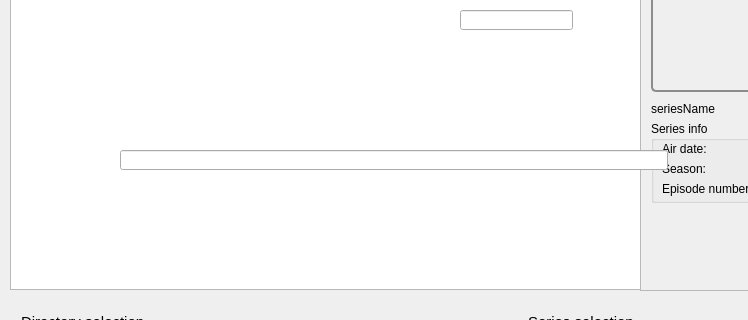
Old version of the form SeriesScraper/mainwindow.ui in the repository martinLutz1/SeriesScraper; both pictures show x 0 to 748 and y 140 to 460 of the 1000 by 700 pixel window.
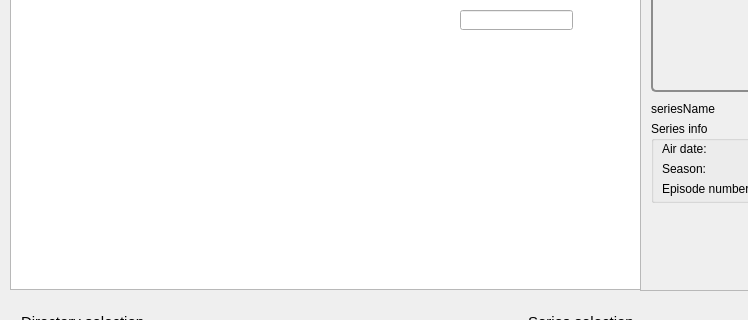
New version of the form. Icons and pictures are not drawn.

Commit message: Removed old path line edit. Directory widget now indicates via icon wether a folder is the root dir

What changed in the file:
```diff
--- a/SeriesScraper/mainwindow.ui
+++ b/SeriesScraper/mainwindow.ui
@@ -864,27 +864,6 @@
      </layout>
     </widget>
    </widget>
-   <widget class="QLineEdit" name="pathLineEdit">
-    <property name="geometry">
-     <rect>
-      <x>120</x>
-      <y>290</y>
-      <width>548</width>
-      <height>20</height>
-     </rect>
-    </property>
-    <property name="minimumSize">
-     <size>
-      <width>240</width>
-      <height>20</height>
-     </size>
-    </property>
-    <property name="font">
-     <font>
-      <family>Segoe UI</family>
-     </font>
-    </property>
-   </widget>
    <zorder>episodeNameTable</zorder>
    <zorder>episodeLineEdit</zorder>
    <zorder>additionalInfoScrollArea</zorder>
```
Left out of the diff: 20 changed lines with no effect on the pictures. The commit also changes 5 other files.
